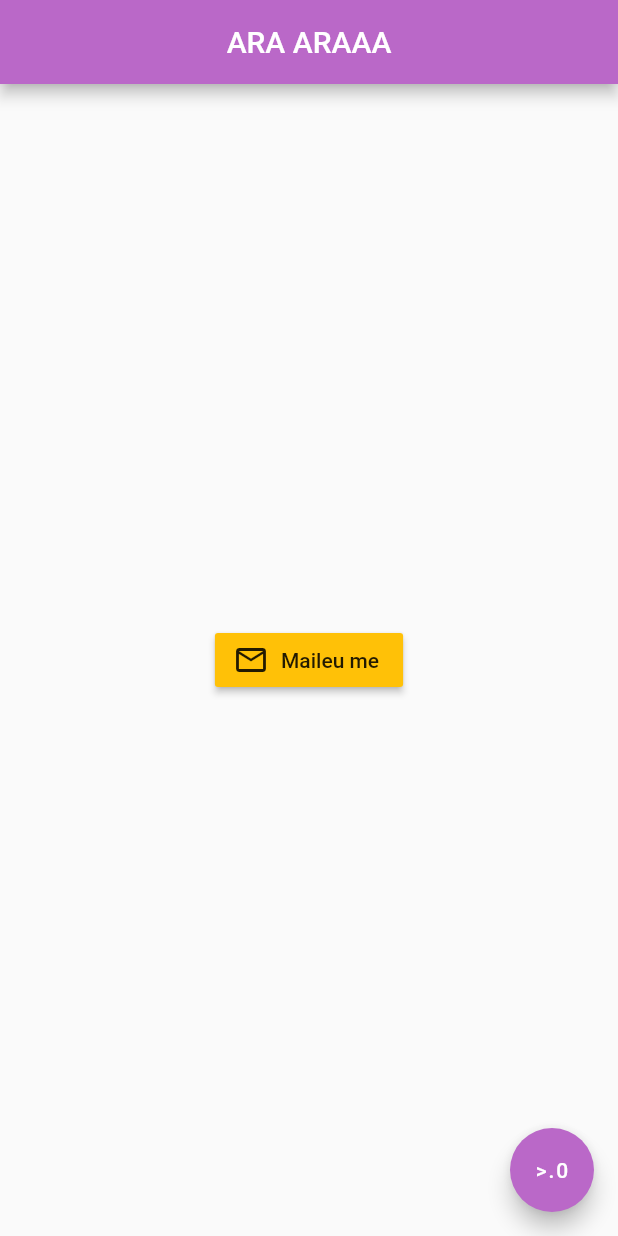
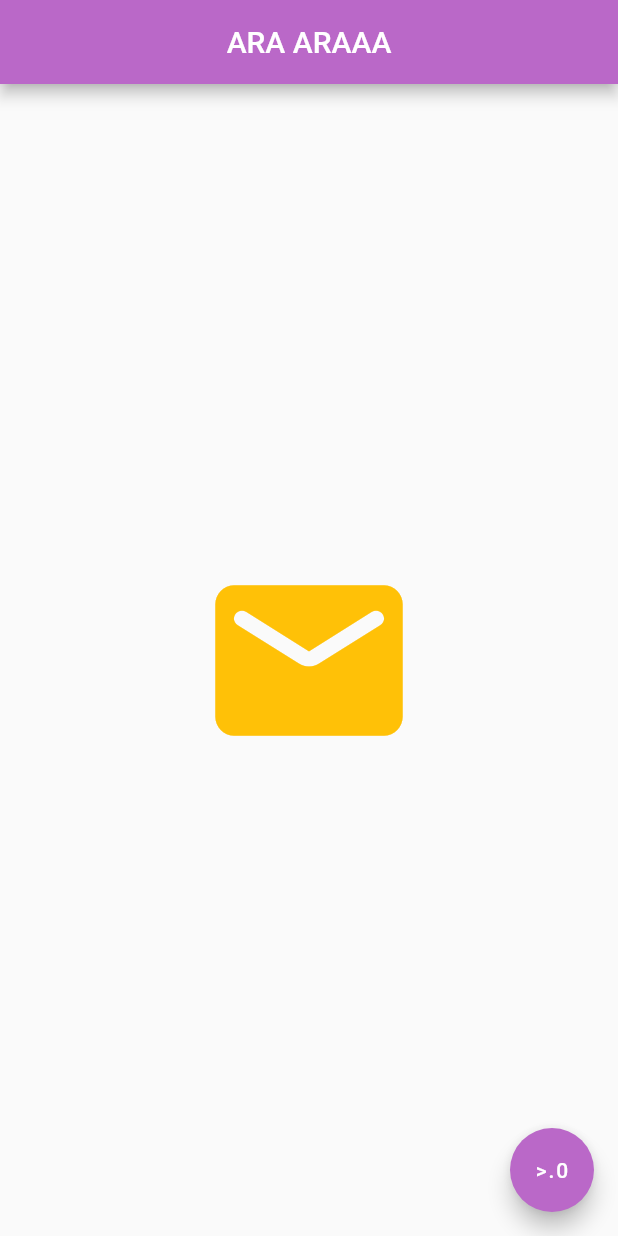
Before and after one commit to Govind-S-B/DemoApp01-Flutter, a Flutter app: the screen it shows after launch, on a phone screen of 412 x 824 dp. Run offline on Flutter 3.47's test engine with Material 2 defaults, Android fonts, the phone set to English and light mode, and no system bars.

Commit message:
Icons as the button

```diff
--- a/lib/main.dart
+++ b/lib/main.dart
@@ -14,14 +14,12 @@ class Home extends StatelessWidget {
         backgroundColor: Colors.purple[300],
       ),
       body: Center(
-        child: RaisedButton.icon(
-            onPressed: () {print("wow");},
-            icon: Icon(
-            Icons.mail_outline
-            ),
-            label: Text("Maileu me"),
-            color : Colors.amber,
-        ),
+        child: IconButton(
+          onPressed: (){print("clickeu");},
+          icon: Icon(Icons.mail_rounded),
+          color: Colors.amber,
+          iconSize: 150.0 ,
+        )
         ),
       floatingActionButton: FloatingActionButton(
         onPressed: () {},
```
